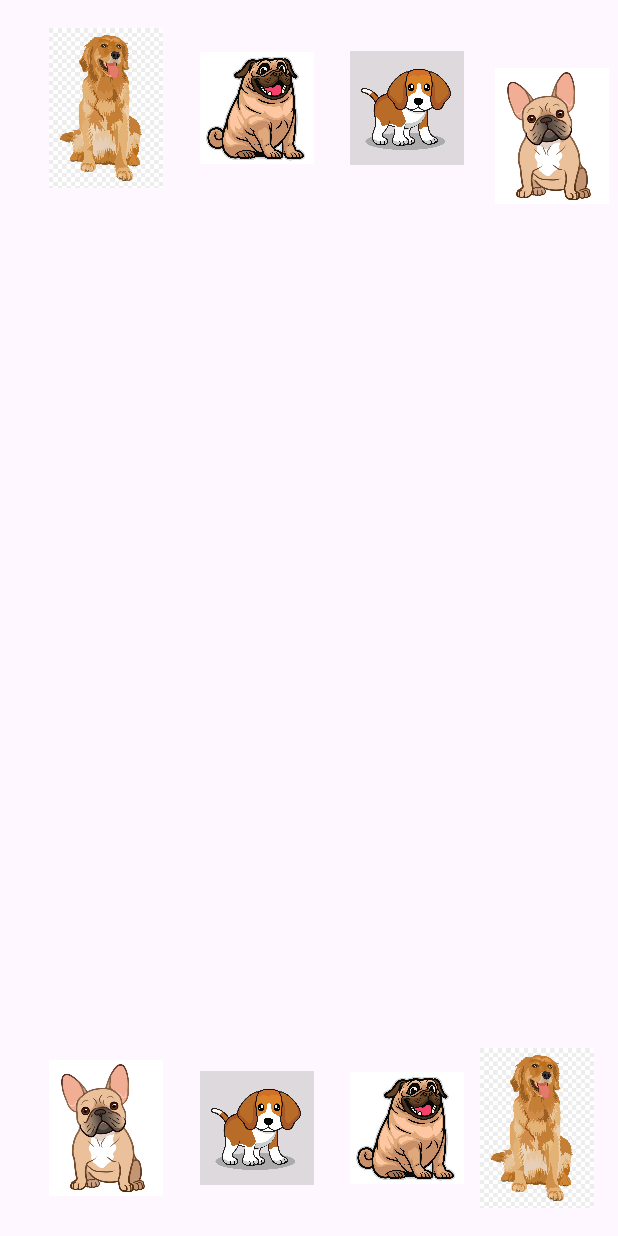
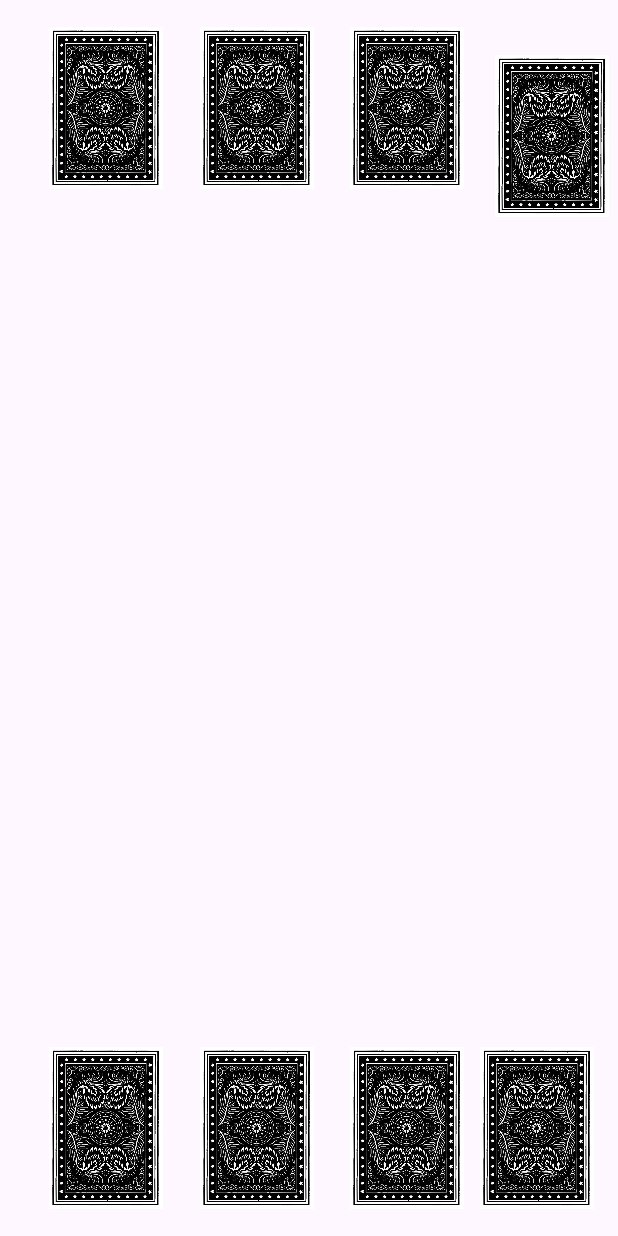
Before and after one commit to carmeliomri/ReminderGame, an Android app: the screen it shows after launch (MainActivity), on a phone screen of 412 x 824 dp. Run offline under Robolectric (Android 15) with nearby library versions, the phone set to English and light mode, and no system bars.

Commit message:
changed initial view to back of card

```diff
--- a/app/src/main/res/layout/activity_main.xml
+++ b/app/src/main/res/layout/activity_main.xml
@@ -16,7 +16,7 @@
         app:layout_constraintStart_toStartOf="parent"
         app:layout_constraintTop_toTopOf="parent"
         app:layout_constraintVertical_bias="1.0"
-        app:srcCompat="@drawable/french_bulldog" />
+        app:srcCompat="@drawable/back_of_card" />
 
     <ImageView
         android:id="@+id/goldenRet2"
@@ -28,7 +28,7 @@
         app:layout_constraintStart_toStartOf="parent"
         app:layout_constraintTop_toTopOf="parent"
         app:layout_constraintVertical_bias="0.0"
-        app:srcCompat="@drawable/img" />
+        app:srcCompat="@drawable/back_of_card" />
 
     <ImageView
         android:id="@+id/GoldenRet1"
@@ -40,7 +40,7 @@
         app:layout_constraintStart_toStartOf="parent"
         app:layout_constraintTop_toTopOf="parent"
         app:layout_constraintVertical_bias="1.0"
-        app:srcCompat="@drawable/img" />
+        app:srcCompat="@drawable/back_of_card" />
 
     <ImageView
         android:id="@+id/pug1"
@@ -52,7 +52,7 @@
         app:layout_constraintStart_toStartOf="parent"
         app:layout_constraintTop_toTopOf="parent"
         app:layout_constraintVertical_bias="0.0"
-        app:srcCompat="@drawable/pug" />
+        app:srcCompat="@drawable/back_of_card" />
 
     <ImageView
         android:id="@+id/pug2"
@@ -64,7 +64,7 @@
         app:layout_constraintStart_toStartOf="parent"
         app:layout_constraintTop_toTopOf="parent"
         app:layout_constraintVertical_bias="1.0"
-        app:srcCompat="@drawable/pug" />
+        app:srcCompat="@drawable/back_of_card" />
 
     <ImageView
         android:id="@+id/beagle1"
@@ -76,7 +76,7 @@
         app:layout_constraintStart_toStartOf="parent"
         app:layout_constraintTop_toTopOf="parent"
         app:layout_constraintVertical_bias="0.0"
-        app:srcCompat="@drawable/beagle" />
+        app:srcCompat="@drawable/back_of_card" />
 
     <ImageView
         android:id="@+id/beagle2"
@@ -88,7 +88,7 @@
         app:layout_constraintStart_toStartOf="parent"
         app:layout_constraintTop_toTopOf="parent"
         app:layout_constraintVertical_bias="1.0"
-        app:srcCompat="@drawable/beagle" />
+        app:srcCompat="@drawable/back_of_card" />
 
     <ImageView
         android:id="@+id/fbulldog1"
@@ -100,6 +100,6 @@
         app:layout_constraintStart_toStartOf="parent"
         app:layout_constraintTop_toTopOf="parent"
         app:layout_constraintVertical_bias="0.027"
-        app:srcCompat="@drawable/french_bulldog" />
+        app:srcCompat="@drawable/back_of_card" />
 
 </androidx.constraintlayout.widget.ConstraintLayout>
```
